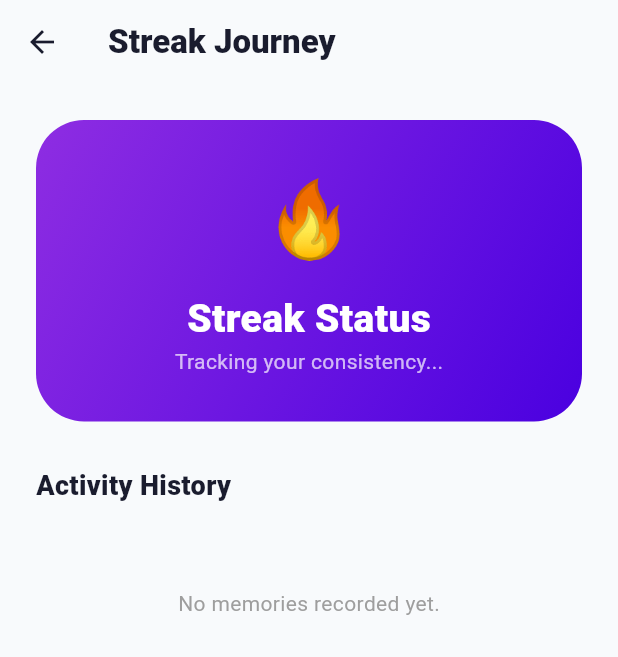
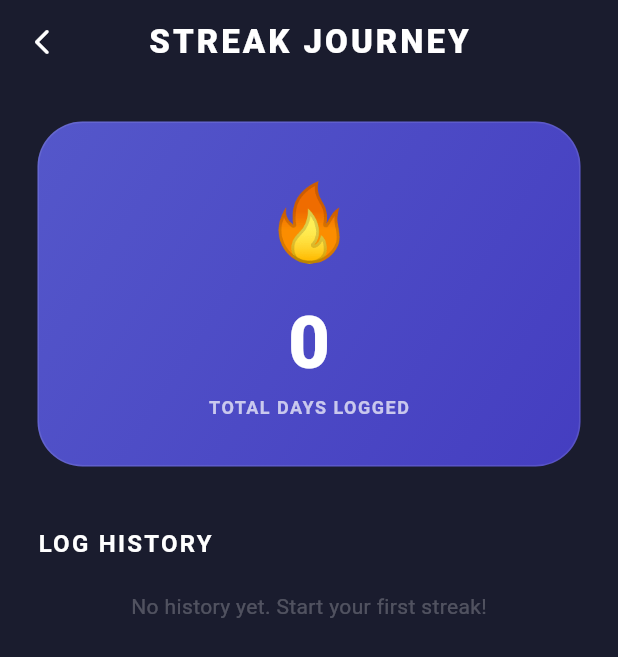
Before and after one commit to emon047/defence_project_G11, a Flutter app: the StreakHistoryPage screen opened directly, on a phone screen of 412 x 824 dp. Shown: the top 657 px of the screen. Run offline on Flutter 3.47's test engine with Material 3 defaults, Android fonts, the phone set to English and light mode, and no system bars; our stand-ins replace cloud_firestore, firebase_auth, firebase_core, google_fonts, google_maps_flutter, table_calendar; accounts and stored records are empty.

Commit message:
Updated our flutter project

```diff
--- a/lib/screens/streak_history_page.dart
+++ b/lib/screens/streak_history_page.dart
@@ -1,6 +1,7 @@
 import 'package:flutter/material.dart';
 import 'package:cloud_firestore/cloud_firestore.dart';
 import 'package:firebase_auth/firebase_auth.dart';
+import 'package:intl/intl.dart';
 import '../core/theme.dart';
 
 class StreakHistoryPage extends StatelessWidget {
@@ -8,123 +9,135 @@ class StreakHistoryPage extends StatelessWidget {
 
   @override
   Widget build(BuildContext context) {
+    final String userId = FirebaseAuth.instance.currentUser?.uid ?? "";
+
     return Scaffold(
-      backgroundColor: AppColors.bgGradientStart,
+      backgroundColor: AppColors.spaceDark,
       appBar: AppBar(
-        title: const Text("Streak Journey", style: TextStyle(fontWeight: FontWeight.w900)),
         backgroundColor: Colors.transparent,
         elevation: 0,
-        foregroundColor: AppColors.spaceDark,
+        centerTitle: true,
+        title: const Text("STREAK JOURNEY",
+          style: TextStyle(fontWeight: FontWeight.w900, letterSpacing: 2, color: Colors.white)),
+        leading: IconButton(
+          icon: const Icon(Icons.arrow_back_ios_new_rounded, color: Colors.white, size: 20),
+          onPressed: () => Navigator.pop(context),
         ),
-      body: SafeArea(
-        child: SingleChildScrollView(
-          physics: const BouncingScrollPhysics(),
-          padding: const EdgeInsets.all(24),
+      ),
+      body: StreamBuilder<QuerySnapshot>(
+        stream: FirebaseFirestore.instance
+            .collection('memories')
+            .where('userId', isEqualTo: userId)
+            .snapshots(),
+        builder: (context, snapshot) {
+          if (!snapshot.hasData) return const Center(child: CircularProgressIndicator());
+
+          final docs = snapshot.data!.docs;
+          // Extract unique dates logged
+          final List<DateTime> loggedDates = docs.map((doc) {
+            final ts = (doc.data() as Map<String, dynamic>)['timestamp'] as Timestamp?;
+            final date = ts?.toDate() ?? DateTime.now();
+            return DateTime(date.year, date.month, date.day);
+          }).toSet().toList();
+
+          loggedDates.sort((a, b) => b.compareTo(a));
+
+          return SingleChildScrollView(
+            padding: const EdgeInsets.all(25),
             child: Column(
+              crossAxisAlignment: CrossAxisAlignment.start,
               children: [
-              _buildStatCard(),
-              const SizedBox(height: 30),
-              const Align(
-                alignment: Alignment.centerLeft,
-                child: Text("Activity History",
-                  style: TextStyle(fontSize: 18, fontWeight: FontWeight.w900, color: AppColors.spaceDark)),
-              ),
-              const SizedBox(height: 15),
-              _buildHistoryList(),
+                _buildStatsHeader(loggedDates),
+                const SizedBox(height: 40),
+                const Text("LOG HISTORY",
+                  style: TextStyle(color: Colors.white, fontSize: 16, fontWeight: FontWeight.bold, letterSpacing: 1.5)),
+                const SizedBox(height: 20),
+                _buildHistoryList(loggedDates),
               ],
             ),
-        ),
+          );
+        },
       ),
     );
   }
 
-  Widget _buildStatCard() {
+  Widget _buildStatsHeader(List<DateTime> dates) {
+    // Basic calculation for the header
+    int totalDays = dates.length;
     return Container(
       width: double.infinity,
       padding: const EdgeInsets.all(30),
       decoration: BoxDecoration(
-        gradient: const LinearGradient(
-          colors: [Color(0xFF8E2DE2), Color(0xFF4A00E0)],
+        gradient: LinearGradient(
+          colors: [AppColors.deepPurple.withOpacity(0.8), const Color(0xFF4F46E5).withOpacity(0.8)],
           begin: Alignment.topLeft,
           end: Alignment.bottomRight,
         ),
-        borderRadius: BorderRadius.circular(32),
+        borderRadius: BorderRadius.circular(30),
+        border: Border.all(color: Colors.white10),
       ),
-      child: const Column(
+      child: Column(
         children: [
-          Text("🔥", style: TextStyle(fontSize: 50)),
-          SizedBox(height: 12),
-          Text("Streak Status", style: TextStyle(color: Colors.white, fontSize: 26, fontWeight: FontWeight.w900)),
-          Text("Tracking your consistency...", style: TextStyle(color: Colors.white70, fontSize: 14)),
+          const Text("🔥", style: TextStyle(fontSize: 50)),
+          const SizedBox(height: 10),
+          Text("$totalDays",
+            style: const TextStyle(color: Colors.white, fontSize: 48, fontWeight: FontWeight.w900)),
+          const Text("TOTAL DAYS LOGGED",
+            style: TextStyle(color: Colors.white70, fontSize: 12, fontWeight: FontWeight.bold, letterSpacing: 1)),
         ],
       ),
     );
   }
 
-  Widget _buildHistoryList() {
-    final String? userId = FirebaseAuth.instance.currentUser?.uid;
-
-    if (userId == null) return const Center(child: Text("User not logged in"));
-
-    return StreamBuilder<QuerySnapshot>(
-      // TEMPORARY FIX: Removed .orderBy to check if it works without an index
-      stream: FirebaseFirestore.instance
-          .collection('memories')
-          .where('userId', isEqualTo: userId)
-          .snapshots(),
-      builder: (context, snapshot) {
-        if (snapshot.hasError) {
-          return Center(child: Text("Error: ${snapshot.error}"));
-        }
-
-        if (snapshot.connectionState == ConnectionState.waiting) {
-          return const Center(child: CircularProgressIndicator());
-        }
-
-        final docs = snapshot.data?.docs ?? [];
-
-        if (docs.isEmpty) {
-          return const Padding(
-            padding: EdgeInsets.only(top: 40),
-            child: Text("No memories recorded yet.", style: TextStyle(color: Colors.grey)),
+  Widget _buildHistoryList(List<DateTime> dates) {
+    if (dates.isEmpty) {
+      return const Center(
+        child: Text("No history yet. Start your first streak!",
+          style: TextStyle(color: Colors.white24))
       );
     }
 
     return ListView.builder(
       shrinkWrap: true,
       physics: const NeverScrollableScrollPhysics(),
-          itemCount: docs.length,
+      itemCount: dates.length,
       itemBuilder: (context, index) {
-            var data = docs[index].data() as Map<String, dynamic>;
-
-            // Format Timestamp safely
-            String displayDate = "Unknown Date";
-            if (data['timestamp'] != null) {
-              DateTime date = (data['timestamp'] as Timestamp).toDate();
-              displayDate = "${date.day}/${date.month}/${date.year}";
-            }
-
+        final date = dates[index];
         return Container(
-              margin: const EdgeInsets.only(bottom: 12),
-              padding: const EdgeInsets.all(16),
+          margin: const EdgeInsets.only(bottom: 15),
+          padding: const EdgeInsets.symmetric(horizontal: 20, vertical: 18),
           decoration: BoxDecoration(
-                color: Colors.white,
+            color: Colors.white.withOpacity(0.03),
             borderRadius: BorderRadius.circular(20),
-                boxShadow: const [BoxShadow(color: Colors.black12, blurRadius: 4)],
+            border: Border.all(color: Colors.white.withOpacity(0.05)),
           ),
           child: Row(
             children: [
-                  const Icon(Icons.circle, color: AppColors.auroraTeal, size: 12),
-                  const SizedBox(width: 15),
-                  Text(displayDate, style: const TextStyle(fontWeight: FontWeight.bold)),
+              Container(
+                padding: const EdgeInsets.all(10),
+                decoration: BoxDecoration(
+                  color: AppColors.auroraTeal.withOpacity(0.1),
+                  shape: BoxShape.circle,
+                ),
+                child: const Icon(Icons.check_circle_rounded, color: AppColors.auroraTeal, size: 20),
+              ),
+              const SizedBox(width: 20),
+              Column(
+                crossAxisAlignment: CrossAxisAlignment.start,
+                children: [
+                  Text(DateFormat('EEEE').format(date),
+                    style: const TextStyle(color: Colors.white, fontWeight: FontWeight.bold, fontSize: 16)),
+                  Text(DateFormat('MMMM dd, yyyy').format(date),
+                    style: const TextStyle(color: Colors.white38, fontSize: 12)),
+                ],
+              ),
               const Spacer(),
-                  Text(data['emoji'] ?? "✨", style: const TextStyle(fontSize: 18)),
+              const Text("ACTIVE",
+                style: TextStyle(color: AppColors.auroraTeal, fontWeight: FontWeight.bold, fontSize: 10)),
             ],
           ),
         );
       },
     );
-      },
-    );
   }
 }
```
Also changed, not shown: lib/screens/mood_analytics_page.dart (+154 -218 lines). Lines whose indentation alone changed are shown as unchanged.
